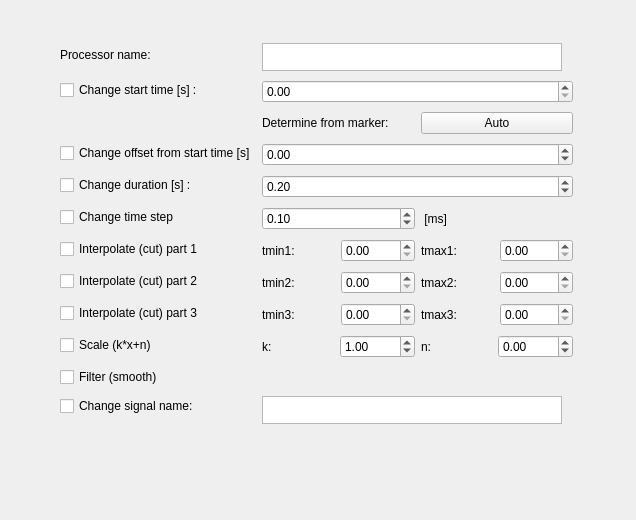
This is procesor.ui in esokic/signal-processor as Qt 5 draws it before an edit. The edited form follows.
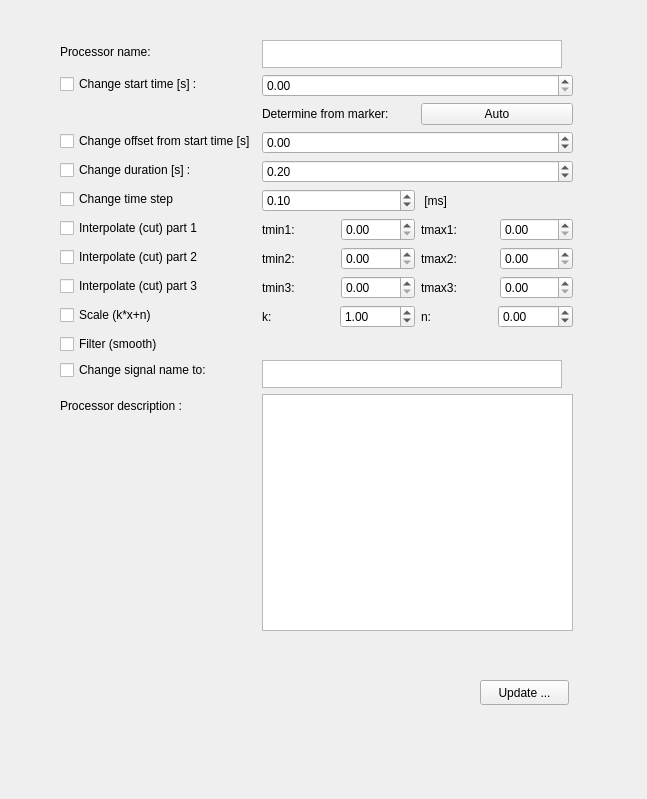
This is the edited form.

Diff of the .ui file:
```diff
--- a/procesor.ui
+++ b/procesor.ui
@@ -6,8 +6,8 @@
    <rect>
     <x>0</x>
     <y>0</y>
-    <width>636</width>
-    <height>520</height>
+    <width>647</width>
+    <height>799</height>
    </rect>
   </property>
   <property name="windowTitle">
@@ -19,7 +19,7 @@
      <x>60</x>
      <y>40</y>
      <width>513</width>
-     <height>392</height>
+     <height>591</height>
     </rect>
    </property>
    <layout class="QFormLayout" name="formLayout">
@@ -281,7 +281,7 @@
     <item row="11" column="0">
      <widget class="QCheckBox" name="checkBox_changeSignalName">
       <property name="text">
-       <string>Change signal name:</string>
+       <string>Change signal name to:</string>
       </property>
      </widget>
     </item>
@@ -295,8 +295,31 @@
       </property>
      </widget>
     </item>
+    <item row="12" column="1">
+     <widget class="QPlainTextEdit" name="plainTextEdit_ProcesorDescription"/>
+    </item>
+    <item row="12" column="0">
+     <widget class="QLabel" name="label_2">
+      <property name="text">
+       <string>Processor description :</string>
+      </property>
+     </widget>
+    </item>
    </layout>
   </widget>
+  <widget class="QPushButton" name="pushButton_Update">
+   <property name="geometry">
+    <rect>
+     <x>480</x>
+     <y>680</y>
+     <width>89</width>
+     <height>25</height>
+    </rect>
+   </property>
+   <property name="text">
+    <string>Update ...</string>
+   </property>
+  </widget>
  </widget>
  <resources/>
  <connections/>
```
Left out of the diff: 4 changed lines with no effect on the pictures.
